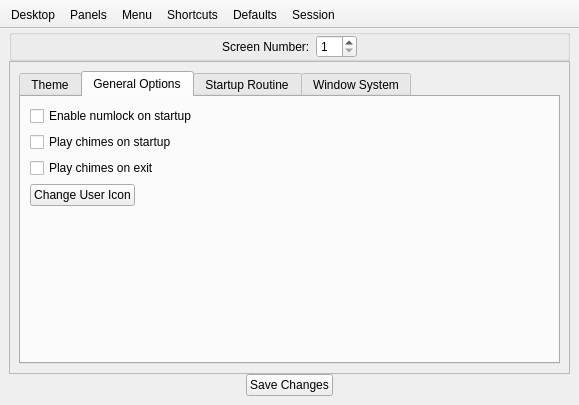
The window that lumina-config/mainUI.ui (lumina-desktop/lumina) describes before a commit, drawn with Qt 5.
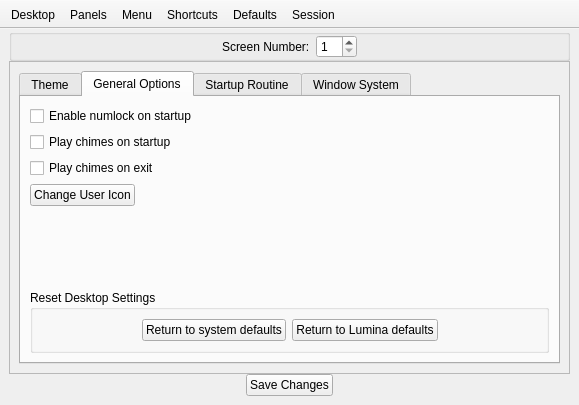
The same window after the commit.

Commit message: Finish committing the last of the new distribution defaults framework. Also adjust the port plist, and add options to reset the system settings to default to lumina-config.

```diff
--- a/lumina-config/mainUI.ui
+++ b/lumina-config/mainUI.ui
@@ -1410,6 +1410,61 @@
               </property>
              </spacer>
             </item>
+            <item>
+             <widget class="QGroupBox" name="groupBox_2">
+              <property name="font">
+               <font>
+                <weight>50</weight>
+                <bold>false</bold>
+               </font>
+              </property>
+              <property name="title">
+               <string>Reset Desktop Settings</string>
+              </property>
+              <layout class="QHBoxLayout" name="horizontalLayout_20">
+               <item>
+                <spacer name="horizontalSpacer_18">
+                 <property name="orientation">
+                  <enum>Qt::Horizontal</enum>
+                 </property>
+                 <property name="sizeHint" stdset="0">
+                  <size>
+                   <width>40</width>
+                   <height>20</height>
+                  </size>
+                 </property>
+                </spacer>
+               </item>
+               <item>
+                <widget class="QPushButton" name="push_session_resetSysDefaults">
+                 <property name="text">
+                  <string>Return to system defaults</string>
+                 </property>
+                </widget>
+               </item>
+               <item>
+                <widget class="QPushButton" name="push_session_resetLuminaDefaults">
+                 <property name="text">
+                  <string>Return to Lumina defaults</string>
+                 </property>
+                </widget>
+               </item>
+               <item>
+                <spacer name="horizontalSpacer_17">
+                 <property name="orientation">
+                  <enum>Qt::Horizontal</enum>
+                 </property>
+                 <property name="sizeHint" stdset="0">
+                  <size>
+                   <width>40</width>
+                   <height>20</height>
+                  </size>
+                 </property>
+                </spacer>
+               </item>
+              </layout>
+             </widget>
+            </item>
            </layout>
           </widget>
           <widget class="QWidget" name="tab_2">
```
Left out of the diff: 8 changed lines with no effect on the pictures. The commit also changes 5 other files.
